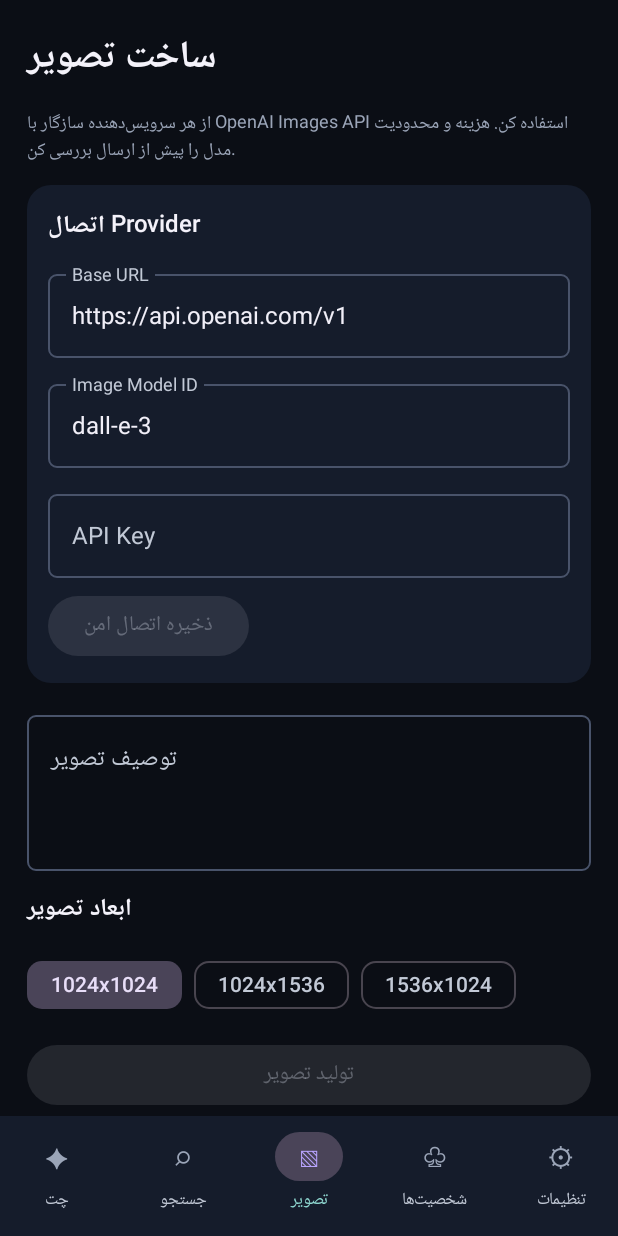
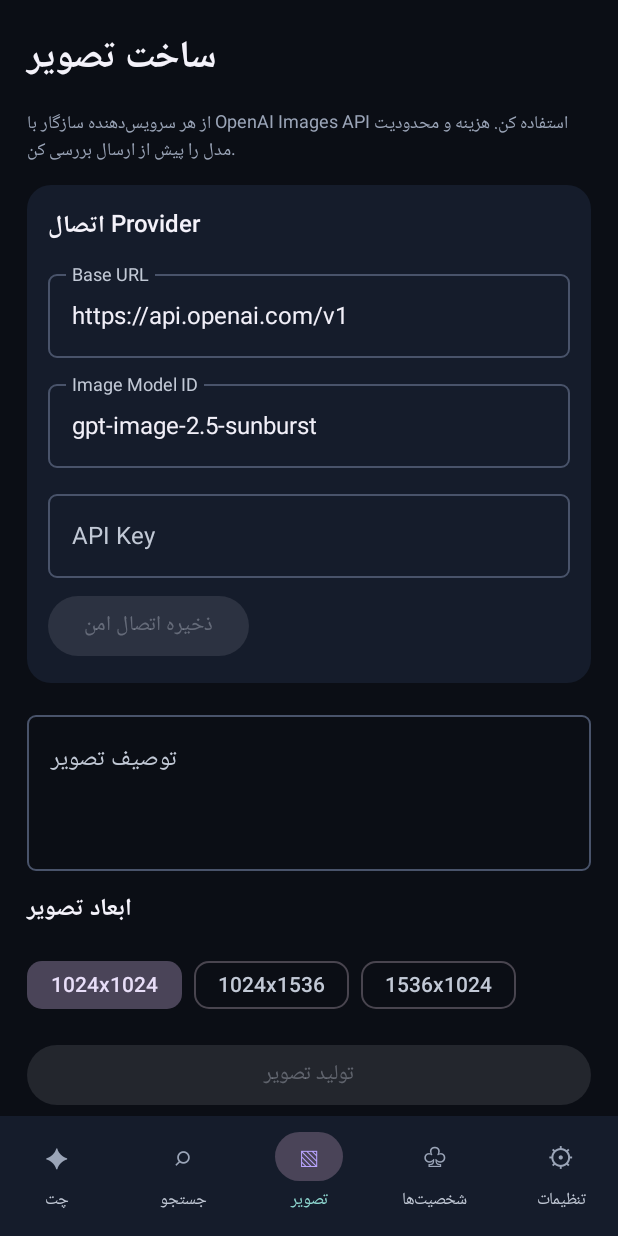
Before and after one commit to alizesta/Kira, an Android app built with Jetpack Compose: the screen it shows after launch (MainActivity), item 3 of the bottom bar chosen, on a phone screen of 412 x 824 dp. Run offline under Robolectric (Android 15) with nearby library versions, the phone set to English and light mode, and no system bars.

Commit message:
fix(android-image): use current GPT Image defaults and response parsing

```diff
--- a/android/app/src/main/java/ai/kira/mobile/KiraImageScreen.kt
+++ b/android/app/src/main/java/ai/kira/mobile/KiraImageScreen.kt
@@ -51,7 +51,7 @@ internal fun KiraImageScreen(container: KiraContainer) {
     val images = remember { mutableStateListOf<GeneratedImage>() }
     var selectedImage by remember { mutableStateOf<GeneratedImage?>(null) }
     var endpoint by remember { mutableStateOf("https://api.openai.com/v1") }
-    var model by remember { mutableStateOf("dall-e-3") }
+    var model by remember { mutableStateOf("gpt-image-2.5-sunburst") }
     var apiKey by remember { mutableStateOf("") }
     var prompt by remember { mutableStateOf("") }
     var size by remember { mutableStateOf("1024x1024") }
@@ -180,7 +180,7 @@ internal fun KiraImageScreen(container: KiraContainer) {
                                     configured = false
                                     apiKey = ""
                                     endpoint = "https://api.openai.com/v1"
-                                    model = "dall-e-3"
+                                    model = "gpt-image-2.5-sunburst"
                                     status = "اتصال تصویر حذف شد."
                                     busy = false
                                 }
```
